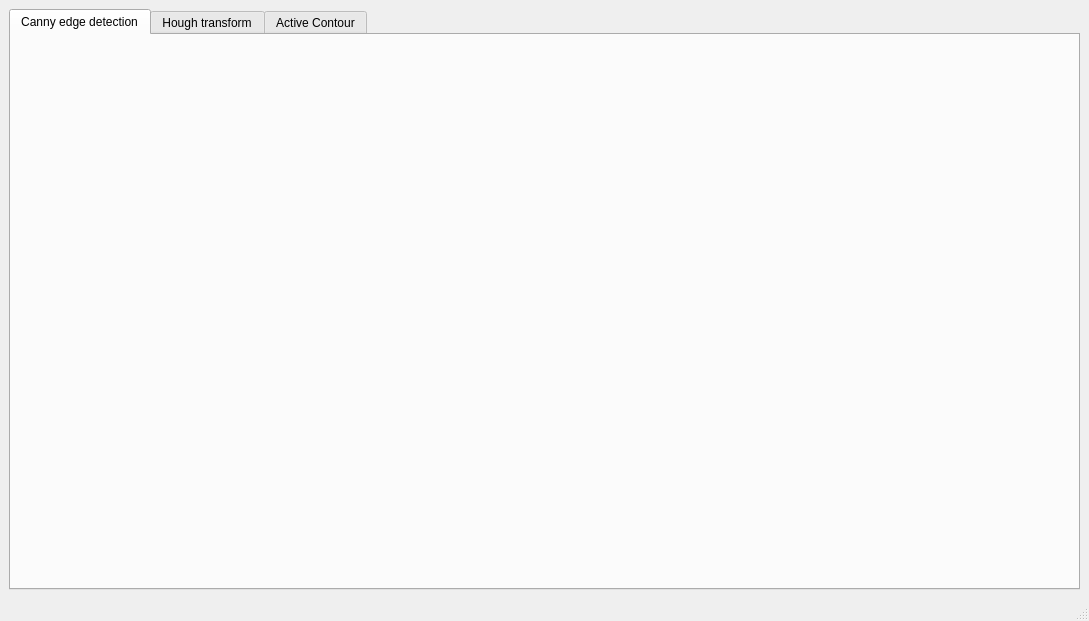
This is task.ui in Ibrahimelsayed60/computer_vision-task_2 as Qt 5 draws it before an edit. The edited form follows.
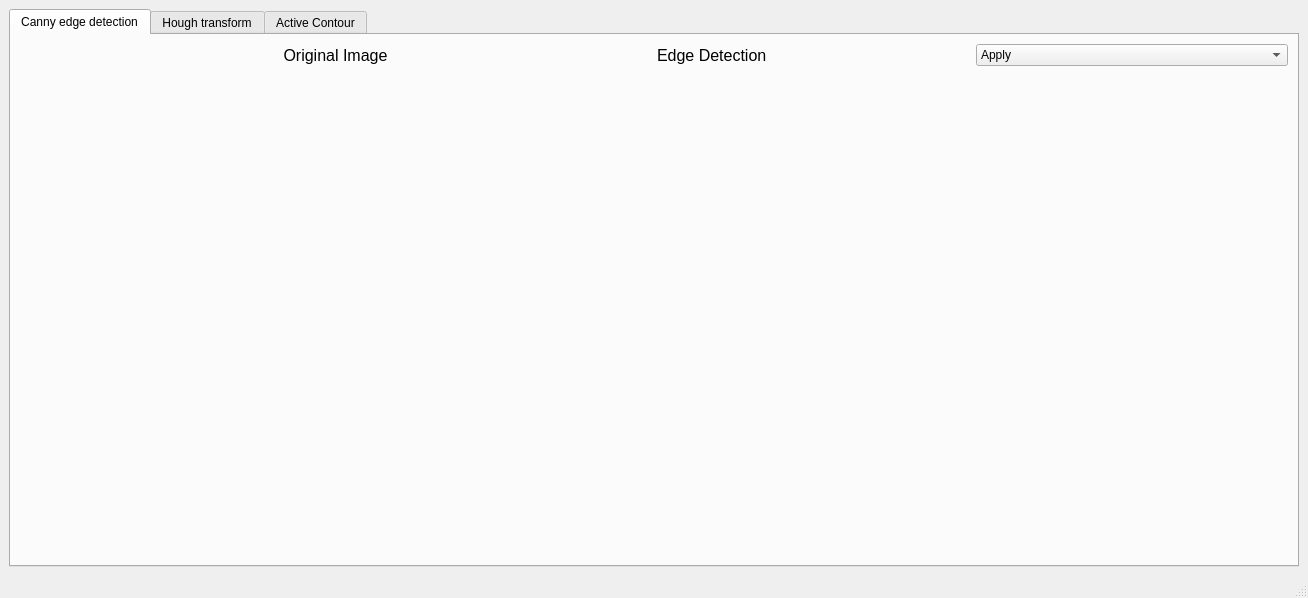
This is the edited form. Custom widgets are drawn as their Qt base class.

What changed in the file:
```diff
--- a/task.ui
+++ b/task.ui
@@ -6,8 +6,8 @@
    <rect>
     <x>0</x>
     <y>0</y>
-    <width>1089</width>
-    <height>621</height>
+    <width>1308</width>
+    <height>598</height>
    </rect>
   </property>
   <property name="windowTitle">
@@ -16,8 +16,8 @@
   <widget class="QWidget" name="centralwidget">
    <layout class="QGridLayout" name="gridLayout">
     <item row="0" column="0">
-     <layout class="QHBoxLayout" name="horizontalLayout">
-      <item>
+     <layout class="QGridLayout" name="gridLayout_4">
+      <item row="0" column="0">
        <widget class="QTabWidget" name="tabWidget">
         <property name="currentIndex">
          <number>0</number>
@@ -26,6 +26,149 @@
          <attribute name="title">
           <string>Canny edge detection</string>
          </attribute>
+         <layout class="QGridLayout" name="gridLayout_5">
+          <item row="0" column="0">
+           <layout class="QVBoxLayout" name="verticalLayout_3">
+            <item>
+             <layout class="QVBoxLayout" name="verticalLayout" stretch="1,5">
+              <item>
+               <layout class="QHBoxLayout" name="horizontalLayout_4">
+                <item>
+                 <widget class="QLabel" name="label_4">
+                  <property name="font">
+                   <font>
+                    <pointsize>12</pointsize>
+                   </font>
+                  </property>
+                  <property name="text">
+                   <string>Original Image</string>
+                  </property>
+                  <property name="alignment">
+                   <set>Qt::AlignCenter</set>
+                  </property>
+                 </widget>
+                </item>
+                <item>
+                 <layout class="QHBoxLayout" name="horizontalLayout_3">
+                  <item>
+                   <widget class="QLabel" name="label_5">
+                    <property name="font">
+                     <font>
+                      <pointsize>12</pointsize>
+                     </font>
+                    </property>
+                    <property name="text">
+                     <string>Edge Detection</string>
+                    </property>
+                   </widget>
+                  </item>
+                  <item>
+                   <widget class="QComboBox" name="comboBox_Image1">
+                    <item>
+                     <property name="text">
+                      <string>Apply</string>
+                     </property>
+                    </item>
+                    <item>
+                     <property name="text">
+                      <string>Canny Edge Detector</string>
+                     </property>
+                    </item>
+                    <item>
+                     <property name="text">
+                      <string/>
+                     </property>
+                    </item>
+                    <item>
+                     <property name="text">
+                      <string/>
+                     </property>
+                    </item>
+                   </widget>
+                  </item>
+                 </layout>
+                </item>
+               </layout>
+              </item>
+              <item>
+               <layout class="QHBoxLayout" name="horizontalLayout_7">
+                <item>
+                 <widget class="QLabel" name="image1">
+                  <property name="sizeIncrement">
+                   <size>
+                    <width>10</width>
+                    <height>10</height>
+                   </size>
+                  </property>
+                  <property name="text">
+                   <string/>
+                  </property>
+                  <property name="scaledContents">
+                   <bool>true</bool>
+                  </property>
+                 </widget>
+                </item>
+                <item>
+                 <widget class="QLabel" name="image2">
+                  <property name="minimumSize">
+                   <size>
+                    <width>250</width>
+                    <height>250</height>
+                   </size>
+                  </property>
+                  <property name="sizeIncrement">
+                   <size>
+                    <width>10</width>
+                    <height>10</height>
+                   </size>
+                  </property>
+                  <property name="text">
+                   <string/>
+                  </property>
+                  <property name="scaledContents">
+                   <bool>true</bool>
+                  </property>
+                 </widget>
+                </item>
+                <item>
+                 <widget class="QLabel" name="image3">
+                  <property name="minimumSize">
+                   <size>
+                    <width>300</width>
+                    <height>250</height>
+                   </size>
+                  </property>
+                  <property name="sizeIncrement">
+                   <size>
+                    <width>10</width>
+                    <height>10</height>
+                   </size>
+                  </property>
+                  <property name="text">
+                   <string/>
+                  </property>
+                  <property name="scaledContents">
+                   <bool>true</bool>
+                  </property>
+                 </widget>
+                </item>
+                <item>
+                 <widget class="PlotWidget" name="widget_2" native="true">
+                  <property name="maximumSize">
+                   <size>
+                    <width>475</width>
+                    <height>16777215</height>
+                   </size>
+                  </property>
+                 </widget>
+                </item>
+               </layout>
+              </item>
+             </layout>
+            </item>
+           </layout>
+          </item>
+         </layout>
         </widget>
         <widget class="QWidget" name="tab_2">
          <attribute name="title">
```
Left out of the diff: 8 changed lines with no effect on the pictures.
